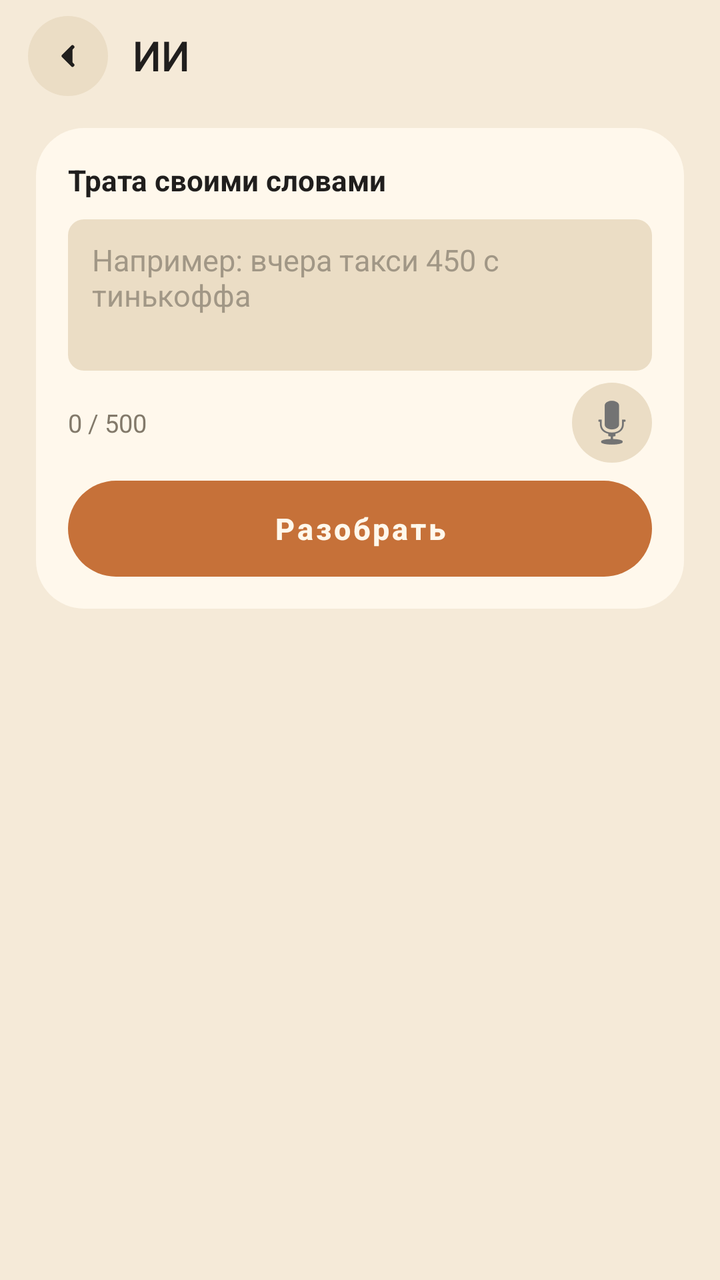
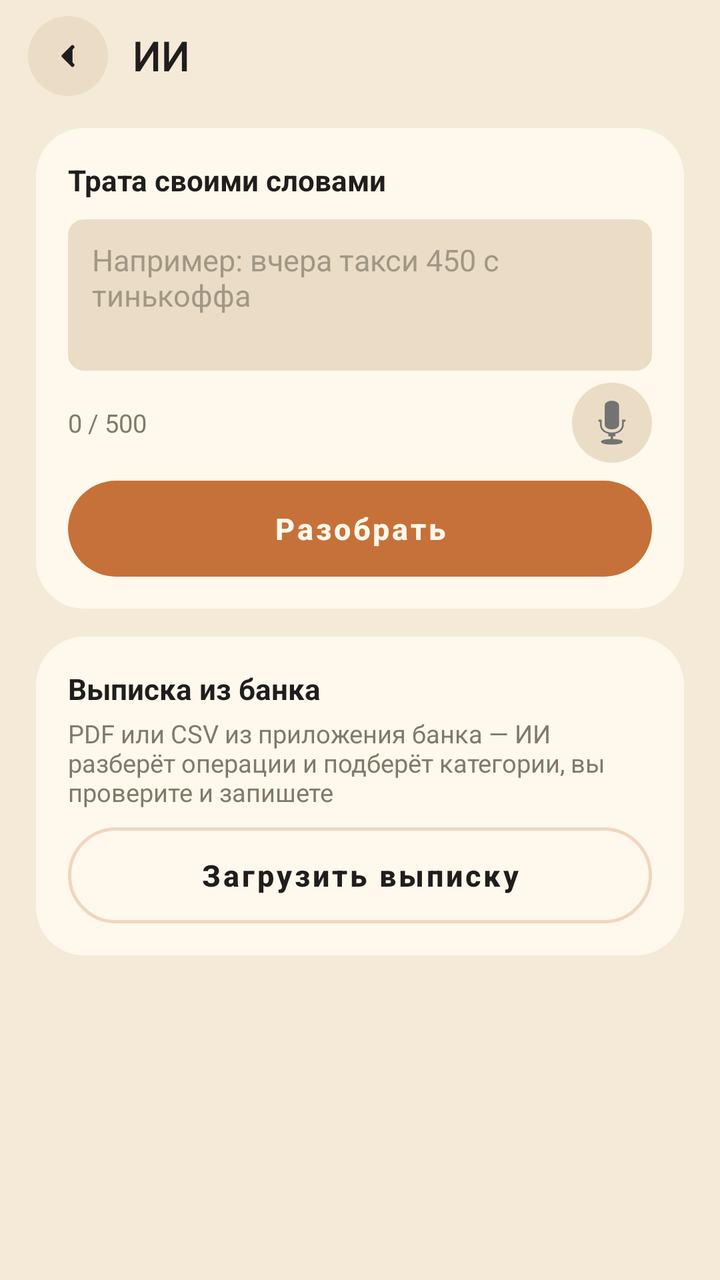

Before-and-after screenshots of an Android layout around one commit, followed by the original layout XML and the change that was made.
<!-- AndroidManifest.xml: activity theme AppTheme.NoActionBar -->
<!-- res/layout/activity_ai.xml -->
<?xml version="1.0" encoding="utf-8"?>
<RelativeLayout xmlns:android="http://schemas.android.com/apk/res/android"
    android:layout_width="match_parent"
    android:layout_height="match_parent"
    android:background="@color/colorBackground">

    <LinearLayout
        android:id="@+id/toolbar"
        android:layout_width="match_parent"
        android:layout_height="wrap_content"
        android:orientation="horizontal"
        android:gravity="center_vertical"
        android:paddingLeft="14dp"
        android:paddingTop="8dp"
        android:paddingBottom="6dp">

        <ImageButton
            android:layout_width="40dp"
            android:layout_height="40dp"
            android:background="@drawable/bg_pill_secondary"
            android:src="@drawable/ic_nav_back"
            android:onClick="btnUp"/>

        <TextView
            android:layout_width="wrap_content"
            android:layout_height="wrap_content"
            android:layout_marginStart="12dp"
            android:text="ИИ"
            android:textSize="20sp"
            android:textStyle="bold"
            android:fontFamily="@font/caprasimo"
            android:textColor="@color/colorTextPrimary"/>
    </LinearLayout>

    <ScrollView
        android:id="@+id/scroll"
        android:layout_width="match_parent"
        android:layout_height="match_parent"
        android:layout_below="@id/toolbar"
        android:paddingLeft="18dp"
        android:paddingRight="18dp"
        android:paddingTop="10dp">

        <LinearLayout
            android:layout_width="match_parent"
            android:layout_height="wrap_content"
            android:orientation="vertical"
            android:paddingBottom="24dp">

            
            <LinearLayout style="@style/AiCard">

                <TextView
                    android:layout_width="match_parent"
                    android:layout_height="wrap_content"
                    android:text="Трата своими словами"
                    android:textSize="14.5sp"
                    android:textStyle="bold"
                    android:textColor="@color/colorTextPrimary"/>

                <EditText
                    android:id="@+id/editText"
                    style="@style/AiValue"
                    android:layout_marginTop="10dp"
                    android:minLines="3"
                    android:gravity="top|start"
                    android:paddingTop="10dp"
                    android:paddingBottom="10dp"
                    android:inputType="textMultiLine|textCapSentences"
                    android:hint="Например: вчера такси 450 с тинькоффа"/>

                <LinearLayout
                    android:layout_width="match_parent"
                    android:layout_height="wrap_content"
                    android:orientation="horizontal"
                    android:gravity="center_vertical"
                    android:layout_marginTop="6dp">

                    <TextView
                        android:id="@+id/tvCounter"
                        android:layout_width="0dp"
                        android:layout_height="wrap_content"
                        android:layout_weight="1"
                        android:text="0 / 500"
                        android:textSize="12.5sp"
                        android:textColor="@color/colorTextSecondary"/>

                    <ImageButton
                        android:id="@+id/btnMic"
                        android:layout_width="40dp"
                        android:layout_height="40dp"
                        android:background="@drawable/bg_pill_secondary"
                        android:src="@android:drawable/ic_btn_speak_now"
                        android:contentDescription="Надиктовать"
                        android:onClick="onMic"/>
                </LinearLayout>

                <Button
                    android:id="@+id/btnParse"
                    style="@style/AiButtonPrimary"
                    android:text="Разобрать"
                    android:onClick="onParse"/>

                <TextView android:id="@+id/tvWarning" style="@style/AiWarning"/>
            </LinearLayout>

            
            <LinearLayout
                android:id="@+id/progressBox"
                style="@style/AiCard"
                android:visibility="gone">

                <TextView
                    android:id="@+id/tvProgress"
                    android:layout_width="match_parent"
                    android:layout_height="wrap_content"
                    android:textSize="14.5sp"
                    android:textColor="@color/colorTextPrimary"/>

                <Button
                    style="@style/AiButtonOutline"
                    android:text="Отменить"
                    android:onClick="onCancel"/>
            </LinearLayout>

            
            <LinearLayout
                android:id="@+id/messageBox"
                style="@style/AiCard"
                android:visibility="gone">

                <TextView
                    android:id="@+id/tvMessage"
                    android:layout_width="match_parent"
                    android:layout_height="wrap_content"
                    android:textSize="14.5sp"
                    android:textColor="@color/colorTextPrimary"/>

                <Button
                    android:id="@+id/btnManual"
                    style="@style/AiButtonOutline"
                    android:text="Заполнить вручную"
                    android:onClick="onManual"/>
            </LinearLayout>

            <TextView
                android:id="@+id/tvDone"
                style="@style/AiNote"
                android:layout_marginBottom="14dp"
                android:textSize="14.5sp"
                android:textStyle="bold"
                android:textColor="@color/colorprofit"/>

            
            <LinearLayout
                android:id="@+id/problemBox"
                style="@style/AiCard"
                android:visibility="gone">

                <TextView
                    android:id="@+id/tvProblem"
                    android:layout_width="match_parent"
                    android:layout_height="wrap_content"
                    android:textSize="14.5sp"
                    android:textStyle="bold"
                    android:textColor="@color/colorexpanse"/>

                <TextView
                    android:id="@+id/tvProblemDetails"
                    android:layout_width="match_parent"
                    android:layout_height="wrap_content"
                    android:layout_marginTop="6dp"
                    android:textSize="12.5sp"
                    android:textColor="@color/colorTextSecondary"/>

                <Button
                    style="@style/AiButtonOutline"
                    android:text="Синхронизировать и повторить"
                    android:onClick="onSyncRetry"/>

                <Button
                    style="@style/AiButtonOutline"
                    android:text="Открыть операцию"
                    android:onClick="onOpenOperation"/>
            </LinearLayout>

            
            <LinearLayout
                android:id="@+id/pendingBox"
                style="@style/AiCard"
                android:visibility="gone">

                <TextView
                    android:layout_width="match_parent"
                    android:layout_height="wrap_content"
                    android:text="Разбор не записан"
                    android:textSize="14.5sp"
                    android:textColor="@color/colorTextPrimary"/>

                <Button
                    style="@style/AiButtonOutline"
                    android:text="Открыть снова"
                    android:onClick="onOpenOperation"/>
            </LinearLayout>
        </LinearLayout>
    </ScrollView>
</RelativeLayout>
<!-- resources referenced by this layout -->
<resources>
  <color name="colorBackground">#F5EAD8</color>
  <color name="colorTextPrimary">#201E1D</color>
  <color name="colorTextSecondary">#82796A</color>
  <color name="colorexpanse">#8C491A</color>
  <color name="colorprofit">#56633F</color>
  <!-- drawable bg_pill_secondary (drawable) -->
  <?xml version="1.0" encoding="utf-8"?>
  <ripple xmlns:android="http://schemas.android.com/apk/res/android"
      android:color="@color/colorPrimaryLight">
      <item>
          <shape>
              <solid android:color="@color/colorSurfaceAlt"/>
              <corners android:radius="999dp"/>
          </shape>
      </item>
  </ripple>
  <style name="AiButtonOutline" parent="AiButtonPrimary">
          <item name="android:background">@drawable/bg_pill_outline_state</item>
          <item name="android:textColor">@color/colorTextPrimary</item>
      </style>
  <style name="AiCard">
          <item name="android:layout_width">match_parent</item>
          <item name="android:layout_height">wrap_content</item>
          <item name="android:orientation">vertical</item>
          <item name="android:background">@drawable/bg_card</item>
          <item name="android:padding">16dp</item>
          <item name="android:layout_marginBottom">14dp</item>
      </style>
  <style name="AiNote">
          <item name="android:layout_width">match_parent</item>
          <item name="android:layout_height">wrap_content</item>
          <item name="android:layout_marginTop">6dp</item>
          <item name="android:textSize">13sp</item>
          <item name="android:textColor">@color/colorTextSecondary</item>
          <item name="android:visibility">gone</item>
      </style>
  <style name="AiWarning" parent="AiNote">
          <item name="android:textColor">@color/colorexpanse</item>
      </style>
  <style name="AppTheme.NoActionBar">
          <item name="windowActionBar">false</item>
          <item name="windowNoTitle">true</item>
      </style>
  <color name="colorPrimaryLight">#F6A06B</color>
  <color name="colorSurfaceAlt">#EBDDC5</color>
  <!-- drawable bg_pill_primary_state (drawable) -->
  <?xml version="1.0" encoding="utf-8"?>
  
  <selector xmlns:android="http://schemas.android.com/apk/res/android">
      <item android:state_enabled="false">
          <shape>
              <solid android:color="@color/colorTextHint"/>
              <corners android:radius="999dp"/>
          </shape>
      </item>
      <item android:drawable="@drawable/bg_pill_primary"/>
  </selector>
  <color name="colorSurface">#FFF8EC</color>
  <!-- drawable bg_card (drawable) -->
  <?xml version="1.0" encoding="utf-8"?>
  <shape xmlns:android="http://schemas.android.com/apk/res/android">
      <solid android:color="@color/colorSurface"/>
      <corners android:radius="24dp"/>
  </shape>
  <!-- drawable bg_input_field (drawable) -->
  <?xml version="1.0" encoding="utf-8"?>
  <shape xmlns:android="http://schemas.android.com/apk/res/android">
      <solid android:color="@color/colorInputBg"/>
      <corners android:radius="8dp"/>
  </shape>
  <color name="colorTextHint">#A19786</color>
  <color name="colorDivider">#1A201E1D</color>
  <!-- drawable bg_pill_primary (drawable) -->
  <?xml version="1.0" encoding="utf-8"?>
  <ripple xmlns:android="http://schemas.android.com/apk/res/android"
      android:color="@color/colorPrimaryDark">
      <item>
          <shape>
              <solid android:color="@color/colorPrimary"/>
              <corners android:radius="999dp"/>
          </shape>
      </item>
  </ripple>
  <color name="colorInputBg">#EBDDC5</color>
  <color name="colorRipplePrimary">#26C67139</color>
  <color name="colorOutlineStrong">#40201E1D</color>
  <color name="colorPrimaryDark">#B2622D</color>
  <color name="colorPrimary">#C67139</color>
  <!-- unchanged entries left out for length: 5 -->
</resources>

<!-- the commit's change to res/layout/activity_ai.xml (unified diff, before → after) -->
@@ -202,6 +202,31 @@
                     android:text="Открыть снова"
                     android:onClick="onOpenOperation"/>
             </LinearLayout>
+
+            
+            <LinearLayout style="@style/AiCard">
+
+                <TextView
+                    android:layout_width="match_parent"
+                    android:layout_height="wrap_content"
+                    android:text="Выписка из банка"
+                    android:textSize="14.5sp"
+                    android:textStyle="bold"
+                    android:textColor="@color/colorTextPrimary"/>
+
+                <TextView
+                    android:layout_width="match_parent"
+                    android:layout_height="wrap_content"
+                    android:layout_marginTop="4dp"
+                    android:text="PDF или CSV из приложения банка — ИИ разберёт операции и подберёт категории, вы проверите и запишете"
+                    android:textSize="12.5sp"
+                    android:textColor="@color/colorTextSecondary"/>
+
+                <Button
+                    style="@style/AiButtonOutline"
+                    android:text="Загрузить выписку"
+                    android:onClick="onStatementImport"/>
+            </LinearLayout>
         </LinearLayout>
     </ScrollView>
 </RelativeLayout>
